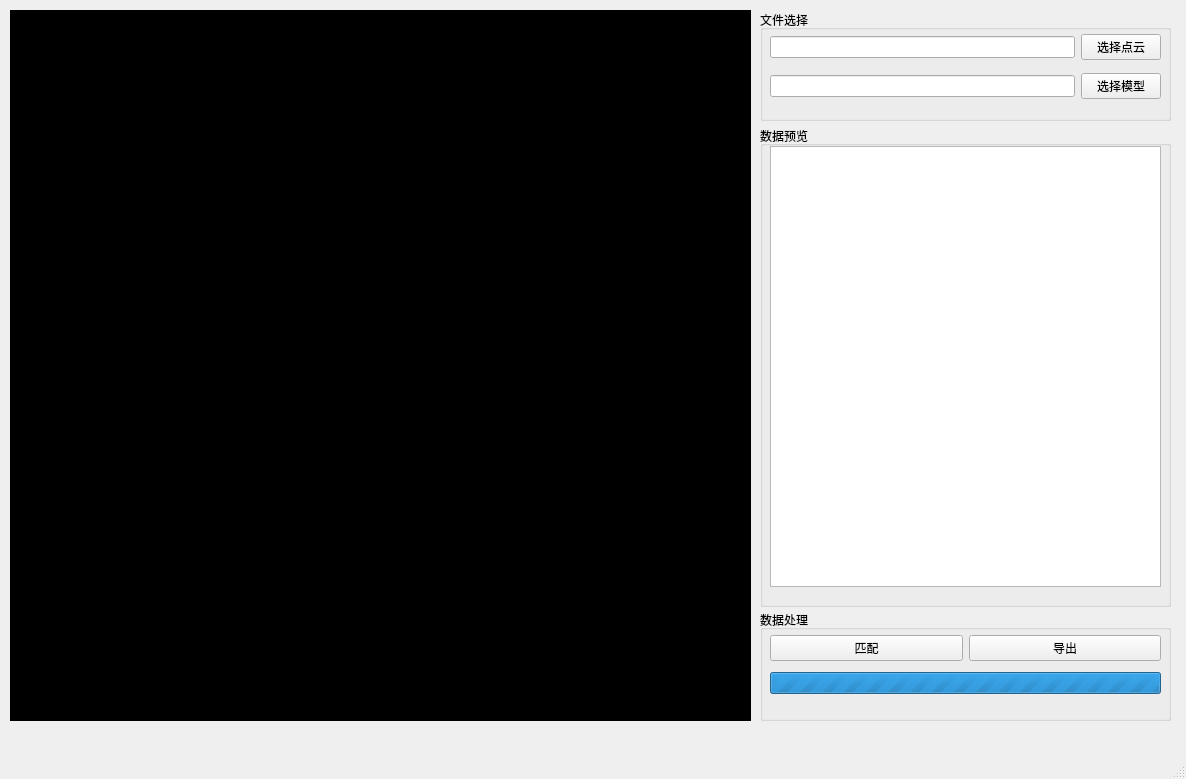
The window that mainwindow.ui (xiamidanjuan/PointCloudMatching) describes before a commit, drawn with Qt 5.
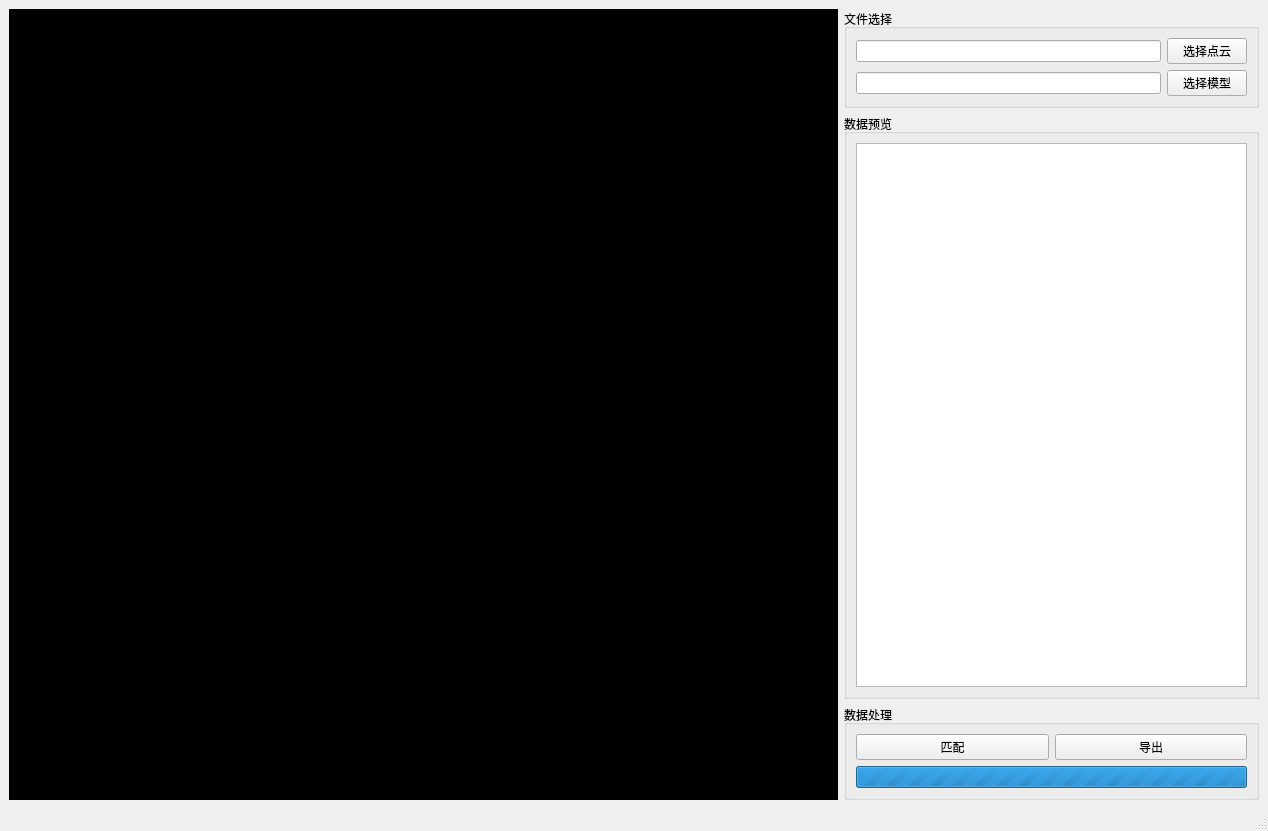
The same window after the commit.

```diff
--- a/mainwindow.ui
+++ b/mainwindow.ui
@@ -6,35 +6,125 @@
    <rect>
     <x>0</x>
     <y>0</y>
-    <width>1186</width>
-    <height>779</height>
+    <width>1268</width>
+    <height>831</height>
    </rect>
   </property>
   <property name="windowTitle">
    <string>MainWindow</string>
   </property>
   <widget class="QWidget" name="centralwidget">
+   <layout class="QHBoxLayout" name="horizontalLayout_5">
+    <item>
+     <layout class="QHBoxLayout" name="horizontalLayout_4" stretch="2,1">
+      <item>
+       <layout class="QGridLayout" name="gridLayout">
+        <item row="0" column="0">
+         <widget class="QGraphicsView" name="graphicsView_DispWindow">
+          <property name="palette">
+           <palette>
+            <active>
+             <colorrole role="Button">
+              <brush brushstyle="SolidPattern">
+               <color alpha="255">
+                <red>0</red>
+                <green>0</green>
+                <blue>0</blue>
+               </color>
+              </brush>
+             </colorrole>
+             <colorrole role="Base">
+              <brush brushstyle="SolidPattern">
+               <color alpha="255">
+                <red>0</red>
+                <green>0</green>
+                <blue>0</blue>
+               </color>
+              </brush>
+             </colorrole>
+             <colorrole role="Window">
+              <brush brushstyle="SolidPattern">
+               <color alpha="255">
+                <red>0</red>
+                <green>0</green>
+                <blue>0</blue>
+               </color>
+              </brush>
+             </colorrole>
+            </active>
+            <inactive>
+             <colorrole role="Button">
+              <brush brushstyle="SolidPattern">
+               <color alpha="255">
+                <red>0</red>
+                <green>0</green>
+                <blue>0</blue>
+               </color>
+              </brush>
+             </colorrole>
+             <colorrole role="Base">
+              <brush brushstyle="SolidPattern">
+               <color alpha="255">
+                <red>0</red>
+                <green>0</green>
+                <blue>0</blue>
+               </color>
+              </brush>
+             </colorrole>
+             <colorrole role="Window">
+              <brush brushstyle="SolidPattern">
+               <color alpha="255">
+                <red>0</red>
+                <green>0</green>
+                <blue>0</blue>
+               </color>
+              </brush>
+             </colorrole>
+            </inactive>
+            <disabled>
+             <colorrole role="Button">
+              <brush brushstyle="SolidPattern">
+               <color alpha="255">
+                <red>0</red>
+                <green>0</green>
+                <blue>0</blue>
+               </color>
+              </brush>
+             </colorrole>
+             <colorrole role="Base">
+              <brush brushstyle="SolidPattern">
+               <color alpha="255">
+                <red>0</red>
+                <green>0</green>
+                <blue>0</blue>
+               </color>
+              </brush>
+             </colorrole>
+             <colorrole role="Window">
+              <brush brushstyle="SolidPattern">
+               <color alpha="255">
+                <red>0</red>
+                <green>0</green>
+                <blue>0</blue>
+               </color>
+              </brush>
+             </colorrole>
+            </disabled>
+           </palette>
+          </property>
+         </widget>
+        </item>
+       </layout>
+      </item>
+      <item>
+       <layout class="QVBoxLayout" name="verticalLayout_3">
+        <item>
    <widget class="QGroupBox" name="groupBox">
-    <property name="geometry">
-     <rect>
-      <x>760</x>
-      <y>10</y>
-      <width>411</width>
-      <height>111</height>
-     </rect>
-    </property>
     <property name="title">
      <string>文件选择</string>
     </property>
-    <widget class="QWidget" name="layoutWidget">
-     <property name="geometry">
-      <rect>
-       <x>10</x>
-       <y>17</y>
-       <width>391</width>
-       <height>81</height>
-      </rect>
-     </property>
+          <layout class="QGridLayout" name="gridLayout_4">
+           <item row="0" column="0">
      <layout class="QVBoxLayout" name="verticalLayout">
       <item>
        <layout class="QHBoxLayout" name="horizontalLayout">
@@ -65,52 +155,29 @@
        </layout>
       </item>
      </layout>
-    </widget>
-   </widget>
+           </item>
+          </layout>
+         </widget>
+        </item>
+        <item>
    <widget class="QGroupBox" name="groupBox_2">
-    <property name="geometry">
-     <rect>
-      <x>760</x>
-      <y>126</y>
-      <width>411</width>
-      <height>481</height>
-     </rect>
-    </property>
     <property name="title">
      <string>数据预览</string>
     </property>
-    <widget class="QTableView" name="tableView_DataList">
-     <property name="geometry">
-      <rect>
-       <x>10</x>
-       <y>20</y>
-       <width>391</width>
-       <height>441</height>
-      </rect>
-     </property>
-    </widget>
-   </widget>
+          <layout class="QGridLayout" name="gridLayout_3">
+           <item row="0" column="0">
+            <widget class="QTableView" name="tableView_DataList"/>
+           </item>
+          </layout>
+         </widget>
+        </item>
+        <item>
    <widget class="QGroupBox" name="groupBox_3">
-    <property name="geometry">
-     <rect>
-      <x>760</x>
-      <y>610</y>
-      <width>411</width>
-      <height>111</height>
-     </rect>
-    </property>
     <property name="title">
      <string>数据处理</string>
     </property>
-    <widget class="QWidget" name="layoutWidget">
-     <property name="geometry">
-      <rect>
-       <x>10</x>
-       <y>20</y>
-       <width>391</width>
-       <height>71</height>
-      </rect>
-     </property>
+          <layout class="QGridLayout" name="gridLayout_5">
+           <item row="0" column="0">
      <layout class="QVBoxLayout" name="verticalLayout_2">
       <item>
        <layout class="QHBoxLayout" name="horizontalLayout_3">
@@ -141,115 +208,15 @@
        </widget>
       </item>
      </layout>
-    </widget>
-   </widget>
-   <widget class="QWidget" name="gridLayoutWidget">
-    <property name="geometry">
-     <rect>
-      <x>10</x>
-      <y>10</y>
-      <width>741</width>
-      <height>711</height>
-     </rect>
-    </property>
-    <layout class="QGridLayout" name="gridLayout">
-     <item row="0" column="0">
-      <widget class="QGraphicsView" name="graphicsView_DispWindow">
-       <property name="palette">
-        <palette>
-         <active>
-          <colorrole role="Button">
-           <brush brushstyle="SolidPattern">
-            <color alpha="255">
-             <red>0</red>
-             <green>0</green>
-             <blue>0</blue>
-            </color>
-           </brush>
-          </colorrole>
-          <colorrole role="Base">
-           <brush brushstyle="SolidPattern">
-            <color alpha="255">
-             <red>0</red>
-             <green>0</green>
-             <blue>0</blue>
-            </color>
-           </brush>
-          </colorrole>
-          <colorrole role="Window">
-           <brush brushstyle="SolidPattern">
-            <color alpha="255">
-             <red>0</red>
-             <green>0</green>
-             <blue>0</blue>
-            </color>
-           </brush>
-          </colorrole>
-         </active>
-         <inactive>
-          <colorrole role="Button">
-           <brush brushstyle="SolidPattern">
-            <color alpha="255">
-             <red>0</red>
-             <green>0</green>
-             <blue>0</blue>
-            </color>
-           </brush>
-          </colorrole>
-          <colorrole role="Base">
-           <brush brushstyle="SolidPattern">
-            <color alpha="255">
-             <red>0</red>
-             <green>0</green>
-             <blue>0</blue>
-            </color>
-           </brush>
-          </colorrole>
-          <colorrole role="Window">
-           <brush brushstyle="SolidPattern">
-            <color alpha="255">
-             <red>0</red>
-             <green>0</green>
-             <blue>0</blue>
-            </color>
-           </brush>
-          </colorrole>
-         </inactive>
-         <disabled>
-          <colorrole role="Button">
-           <brush brushstyle="SolidPattern">
-            <color alpha="255">
-             <red>0</red>
-             <green>0</green>
-             <blue>0</blue>
-            </color>
-           </brush>
-          </colorrole>
-          <colorrole role="Base">
-           <brush brushstyle="SolidPattern">
-            <color alpha="255">
-             <red>0</red>
-             <green>0</green>
-             <blue>0</blue>
-            </color>
-           </brush>
-          </colorrole>
-          <colorrole role="Window">
-           <brush brushstyle="SolidPattern">
-            <color alpha="255">
-             <red>0</red>
-             <green>0</green>
-             <blue>0</blue>
-            </color>
-           </brush>
-          </colorrole>
-         </disabled>
-        </palette>
-       </property>
-      </widget>
      </item>
     </layout>
    </widget>
+        </item>
+       </layout>
+      </item>
+     </layout>
+    </item>
+   </layout>
   </widget>
   <widget class="QMenuBar" name="menubar">
    <property name="geometry">
```
Left out of the diff: 4 changed lines with no effect on the pictures. Lines whose indentation alone changed are shown as unchanged.
